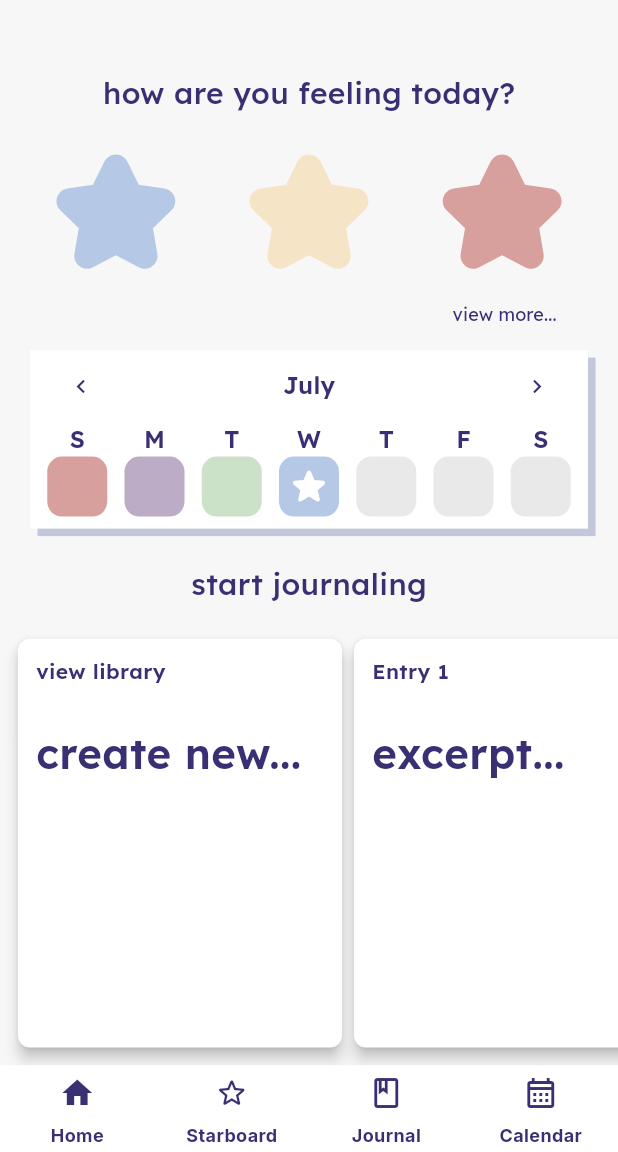
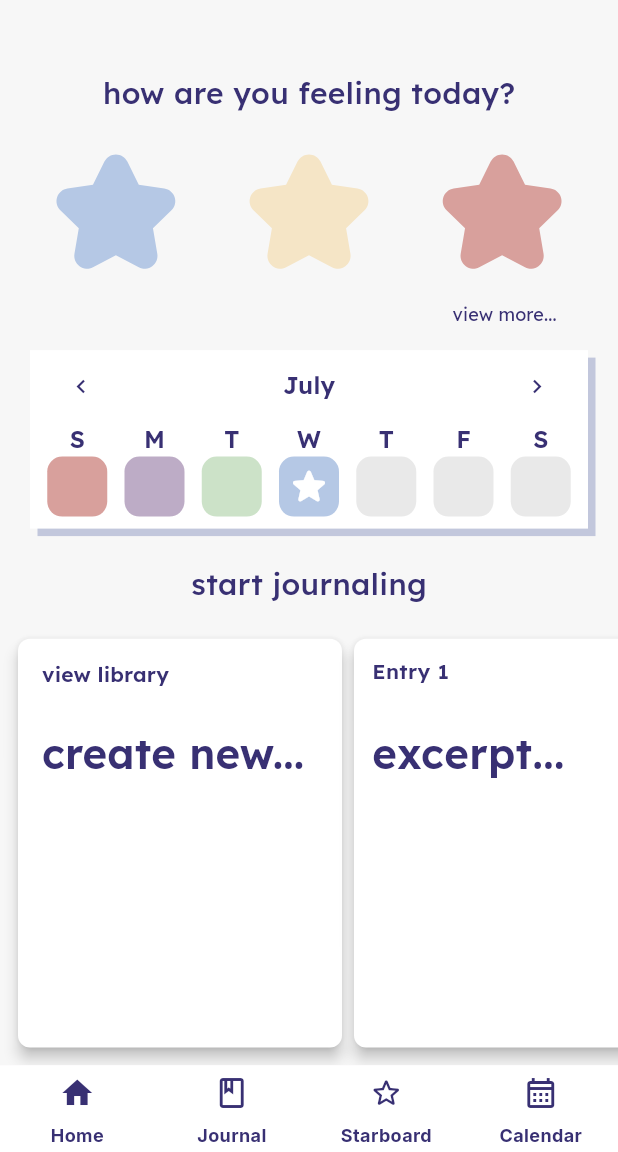
Before and after one commit to SecondSightapp/mobile, a Flutter app: the screen it shows after launch, on a phone screen of 412 x 824 dp, the part 84-1236 px from its top. Run offline on Flutter 3.47's test engine with Material 3 defaults, Android fonts, the phone set to English and light mode, and no system bars; our stand-ins replace google_fonts, google_sign_in; missing offline and left inert: dart:ffi.

Commit message:
Updated navigation and journal popup

```diff
--- a/lib/main.dart
+++ b/lib/main.dart
@@ -1,7 +1,14 @@
+import 'dart:ffi';
+
 import 'package:flutter/material.dart';
+import 'package:google_fonts/google_fonts.dart';
 import 'package:secondsight/src/ui/components/star.dart';
-import 'package:secondsight/src/ui/screens/home.dart';
+import 'package:secondsight/src/ui/screens/homepage.dart';
+import 'package:secondsight/src/ui/screens/journal.dart';
+import 'package:secondsight/src/ui/screens/starboard.dart';
+import 'package:secondsight/src/ui/screens/calendar.dart';
 import 'package:secondsight/src/ui/screens/mood_picker.dart';
+import 'package:secondsight/src/ui/themes/source_colors.dart';
 
 void main() {
   runApp(const MyApp());
@@ -22,7 +29,119 @@ class MyApp extends StatelessWidget {
         colorScheme: ColorScheme.fromSeed(seedColor: const Color.fromRGBO(56, 48, 115, 1)),
       ),
       // making this home for now for testing purposes, will be login page otherwise and should only go to homepage if logged in
-      home: const HomePage(),
+      home: const MainPage(),
     );
   }
 }
+
+class MainPage extends StatefulWidget {
+  const MainPage({super.key});
+
+  @override
+  State<MainPage> createState() => _MainPageState();
+}
+
+class _MainPageState extends State<MainPage> {
+  int _selectedIndex = 0;
+
+  void _onItemTapped(int index) {
+    setState(() {
+      _selectedIndex = index;
+    });
+  }
+
+  final List _pages = <Widget>[
+    const Homepage(),
+    const Journal(),
+    const Starboard(),
+    const Calendar(),
+  ];
+
+  @override
+  Widget build(BuildContext context) {
+    return Scaffold(
+      // app bar with title and buttons for menu and settings
+      appBar: AppBar(
+        title: Center(
+          child: Text(
+            "second sight",
+            style: GoogleFonts.lexend(
+              textStyle: const TextStyle(
+                color: Color.fromRGBO(209, 196, 197, 1),
+                fontSize: 20,
+                fontWeight: FontWeight.w700,
+              ),
+            ),
+          ),
+        ),
+        elevation: 0,
+        backgroundColor: themePurple,
+        leading: IconButton(
+          icon: const Icon(
+            Icons.menu,
+            color: Colors.white,
+          ),
+          onPressed: () {
+            // open the menu
+          },
+        ),
+        actions: [
+          IconButton(
+            icon: const Icon(
+              Icons.settings,
+              color: Colors.white,
+            ),
+            onPressed: () {
+              // open settings
+            }
+          ),
+        ],
+      ),
+      body: _pages[_selectedIndex],
+      // navbar
+
+      bottomNavigationBar: NavigationBarTheme(
+        data: NavigationBarThemeData(
+          indicatorColor: Colors.transparent,
+          backgroundColor: Colors.white,
+          labelTextStyle: WidgetStateProperty.all(
+            GoogleFonts.inter(
+              textStyle: const TextStyle(
+                color: themePurple,
+                fontSize: 12,
+                fontWeight: FontWeight.w700,
+              ),
+            ),
+          ),
+        ),
+        child: NavigationBar(
+          height: MediaQuery.of(context).size.height * 0.07,
+          selectedIndex: _selectedIndex,
+          onDestinationSelected: _onItemTapped,
+          destinations: const <NavigationDestination> [
+            NavigationDestination(
+              icon: Icon(Icons.home_outlined, color: themePurple),
+              selectedIcon: Icon(Icons.home, color: themePurple),
+              label: "Home",
+            ),
+            NavigationDestination(
+              icon: Icon(Icons.book_outlined, color: themePurple),
+              selectedIcon: Icon(Icons.book, color: themePurple),
+              label: "Journal",
+            ),
+            NavigationDestination(
+              icon: Icon(Icons.star_outline_rounded, color: themePurple),
+              selectedIcon: Icon(Icons.star_rounded, color: themePurple),
+              label: "Starboard",
+            ),
+            NavigationDestination(
+              icon: Icon(Icons.calendar_month_outlined, color: themePurple),
+              selectedIcon: Icon(Icons.calendar_month, color: themePurple),
+              label: "Calendar",
+            ),
+          ],
+        ),
+      ),
+    );
+  }
+}
--- a/lib/src/ui/components/journal_card.dart
+++ b/lib/src/ui/components/journal_card.dart
@@ -33,7 +33,7 @@ class _JournalCardState extends State<JournalCard> {
             final result = await showDialog<Map<String, String>>(
               context: context,
               builder: (BuildContext context) {
-                return const JournalPopup();
+                return JournalPopup(title: widget.title, content: widget.content);
               }
             );
 
--- /dev/null
+++ b/lib/src/ui/components/new_journal_card.dart
@@ -0,0 +1,71 @@
+import 'package:flutter/material.dart';
+import 'package:google_fonts/google_fonts.dart';
+import '../themes/source_colors.dart';
+import '../screens/journal.dart';
+
+class NewJournalCard extends StatelessWidget {
+  const NewJournalCard({super.key});
+
+  @override
+  Widget build(BuildContext context) {
+    return SizedBox(
+      width: 224,
+      height: 182,
+      child: Card(
+        color: Colors.white,
+        elevation: 4,
+        shape: RoundedRectangleBorder(
+          borderRadius: BorderRadius.circular(8),
+        ),
+        child: Column(
+          children: [
+            Padding(
+              padding: const EdgeInsets.only(left: 4.0),
+              child: Align(
+                alignment: Alignment.centerLeft,
+                child: TextButton(
+                  onPressed: () {
+                    Navigator.push(
+                      context,
+                      MaterialPageRoute(builder: (context) => const Journal()),
+                    );
+                  },
+                  child: Text(
+                    "view library",
+                    style: GoogleFonts.lexend(
+                      color: themePurple,
+                      fontSize: 14,
+                      fontWeight: FontWeight.w600,
+                    ),
+                  ),
+                ),
+              ),
+            ),
+            Padding(
+              padding: const EdgeInsets.only(left: 4.0),
+              child: Align(
+                alignment: Alignment.centerLeft,
+                child: TextButton(
+                  onPressed: () {
+                    Navigator.push(
+                      context,
+                      MaterialPageRoute(builder: (context) => const Journal()),
+                    );
+                  },
+                  child: Text(
+                    "create new...",
+                    style: GoogleFonts.lexend(
+                      color: themePurple,
+                      fontSize: 28,
+                      fontWeight: FontWeight.w600,
+                    ),
+                  ),
+                ),
+              ),
+            ),
+          ],
+        ),
+      ),
+    );
+  }
+}
--- a/lib/src/ui/components/star.dart
+++ b/lib/src/ui/components/star.dart
@@ -8,11 +8,7 @@ class Star extends StatelessWidget {
 
   @override
   Widget build(BuildContext context) {
-    return InkWell(
-      onTap: () {
-        print('star clicked');
-      },
-      child: Container(
+    return Container(
       width: MediaQuery.of(context).size.width * 0.25,
       height: MediaQuery.of(context).size.height * 0.1,
       decoration: ShapeDecoration(
@@ -22,7 +18,6 @@ class Star extends StatelessWidget {
           pointRounding: 0.5,
         ),
       ),
-      ),
     );
   }
 }
--- a/lib/src/ui/screens/home.dart
+++ b/lib/src/ui/screens/homepage.dart
@@ -1,6 +1,7 @@
 import 'package:flutter/material.dart';
 import 'package:google_fonts/google_fonts.dart';
 import 'package:secondsight/src/ui/components/journal_card.dart';
+import 'package:secondsight/src/ui/components/new_journal_card.dart';
 import 'package:secondsight/src/ui/screens/mood_picker.dart';
 import '../components/navbar.dart';
 import '../themes/source_colors.dart';
@@ -8,19 +9,16 @@ import '../components/star.dart';
 import '../components/calendar_week.dart';
 
 // the list of journal cards
-var journalCards = [
+const journalCards = [
   // keep the first one, use to create new cards
-  JournalCard(
-    title: 'view library',
-    content: 'create new...',
-  ),
+  NewJournalCard(),
   JournalCard(
     title: 'Entry 1',
     content: 'excerpt...',
   ),
   JournalCard(
-    title: 'Entry 2',
-    content: 'excerpt...',
+    title: 'Bee Movie',
+    content: 'According to all known laws of aviation, there is no way a bee should be able to fly. Its wings are too small to get its fat little body off the ground. The bee, of course, flies anyway because bees don\'t care what humans think is impossible. Yellow, black. Yellow, black. Yellow, black. Yellow, black. Ooh, black and yellow! Let\'s shake it up a little. Barry! Breakfast is ready! Coming! Hang on a second. Hello? Barry? Adam? Can you believe this is happening? I can\'t. I\'ll pick you up. Looking sharp. Use the stairs, Your father paid good money for those. Sorry. I\'m excited. Here\'s the graduate. We\'re very proud of you, son. A perfect report card, all B\'s. Very proud. Ma! I got a thing going here. You got lint on your fuzz. Ow! That\'s me! Wave to us! We\'ll be in row 118,000. Bye! Barry, I told you, stop flying in the house! Hey, Adam. Hey, Barry. Is that fuzz gel? A little. Special day, graduation. Never thought I\'d make it. Three days grade school, three days high school. Those were awkward. Three days college. I\'m glad I took a day and hitchhiked around The Hive. You did come back different.',
   ),
   JournalCard(
     title: 'Entry 3',
@@ -31,60 +29,9 @@ var journalCards = [
 Map<String, String> journalData = {};
 
 // home page layout
-class HomePage extends StatelessWidget {
-  const HomePage({super.key});
 
-  @override
-  Widget build(BuildContext context) {
-    return Scaffold(
-      // app bar with title and buttons for menu and settings
-      appBar: AppBar(
-        title: Center(
-          child: Text(
-            "second sight",
-            style: GoogleFonts.lexend(
-              textStyle: const TextStyle(
-                color: Color.fromRGBO(209, 196, 197, 1),
-                fontSize: 20,
-                fontWeight: FontWeight.w700,
-              ),
-            ),
-          ),
-        ),
-        elevation: 0,
-        backgroundColor: themePurple,
-        leading: IconButton(
-          icon: const Icon(
-            Icons.menu,
-            color: Colors.white,
-          ),
-          onPressed: () {
-            // open the menu
-          },
-        ),
-        actions: [
-          IconButton(
-            icon: const Icon(
-              Icons.settings,
-              color: Colors.white,
-            ),
-            onPressed: () {
-              // open settings
-            }
-          ),
-        ],
-      ),
-      body: const HomePageBody(),
-      // navbar
-      bottomNavigationBar: NavBar(
-        selectedIndex: 0,
-      ),
-    );
-  }
-}
-
-class HomePageBody extends StatelessWidget {
-  const HomePageBody({super.key});
+class Homepage extends StatelessWidget {
+  const Homepage({super.key});
 
   @override
   Widget build(BuildContext context) {
--- a/lib/src/ui/screens/mood_picker.dart
+++ b/lib/src/ui/screens/mood_picker.dart
@@ -8,33 +8,33 @@ const stars = [
   Star(color: Color.fromRGBO(181, 200, 229, 1)),
   Star(color: Color.fromRGBO(245, 229, 198, 1)),
   Star(color: Color.fromRGBO(216, 160, 156, 1)),
+  Star(color: Color.fromRGBO(155, 167, 235, 1)),
+  Star(color: Color.fromRGBO(204, 204, 204, 1)),
+  Star(color: Color.fromRGBO(205, 156, 216, 1)),
+  Star(color: Color.fromRGBO(255, 213, 225, 1)),
+  Star(color: Color.fromRGBO(207, 241, 195, 1)),
+  Star(color: Color.fromRGBO(255, 202, 167, 1)),
+  Star(color: Color.fromRGBO(255, 211, 115, 1)),
   Star(color: Color.fromRGBO(181, 200, 229, 1)),
   Star(color: Color.fromRGBO(245, 229, 198, 1)),
   Star(color: Color.fromRGBO(216, 160, 156, 1)),
+  Star(color: Color.fromRGBO(155, 167, 235, 1)),
+  Star(color: Color.fromRGBO(204, 204, 204, 1)),
+  Star(color: Color.fromRGBO(205, 156, 216, 1)),
+  Star(color: Color.fromRGBO(255, 213, 225, 1)),
+  Star(color: Color.fromRGBO(207, 241, 195, 1)),
+  Star(color: Color.fromRGBO(255, 202, 167, 1)),
+  Star(color: Color.fromRGBO(255, 211, 115, 1)),
   Star(color: Color.fromRGBO(181, 200, 229, 1)),
   Star(color: Color.fromRGBO(245, 229, 198, 1)),
   Star(color: Color.fromRGBO(216, 160, 156, 1)),
-  Star(color: Color.fromRGBO(181, 200, 229, 1)),
-  Star(color: Color.fromRGBO(245, 229, 198, 1)),
-  Star(color: Color.fromRGBO(216, 160, 156, 1)),
-  Star(color: Color.fromRGBO(181, 200, 229, 1)),
-  Star(color: Color.fromRGBO(245, 229, 198, 1)),
-  Star(color: Color.fromRGBO(216, 160, 156, 1)),
-  Star(color: Color.fromRGBO(181, 200, 229, 1)),
-  Star(color: Color.fromRGBO(245, 229, 198, 1)),
-  Star(color: Color.fromRGBO(216, 160, 156, 1)),
-  Star(color: Color.fromRGBO(181, 200, 229, 1)),
-  Star(color: Color.fromRGBO(245, 229, 198, 1)),
-  Star(color: Color.fromRGBO(216, 160, 156, 1)),
-  Star(color: Color.fromRGBO(181, 200, 229, 1)),
-  Star(color: Color.fromRGBO(245, 229, 198, 1)),
-  Star(color: Color.fromRGBO(216, 160, 156, 1)),
-  Star(color: Color.fromRGBO(181, 200, 229, 1)),
-  Star(color: Color.fromRGBO(245, 229, 198, 1)),
-  Star(color: Color.fromRGBO(216, 160, 156, 1)),
-  Star(color: Color.fromRGBO(181, 200, 229, 1)),
-  Star(color: Color.fromRGBO(245, 229, 198, 1)),
-  Star(color: Color.fromRGBO(216, 160, 156, 1)),
+  Star(color: Color.fromRGBO(155, 167, 235, 1)),
+  Star(color: Color.fromRGBO(204, 204, 204, 1)),
+  Star(color: Color.fromRGBO(205, 156, 216, 1)),
+  Star(color: Color.fromRGBO(255, 213, 225, 1)),
+  Star(color: Color.fromRGBO(207, 241, 195, 1)),
+  Star(color: Color.fromRGBO(255, 202, 167, 1)),
+  Star(color: Color.fromRGBO(255, 211, 115, 1)),
 ];
 
 class MoodPicker extends StatelessWidget {
--- a/pubspec.yaml
+++ b/pubspec.yaml
@@ -37,6 +37,7 @@ dependencies:
   # Use with the CupertinoIcons class for iOS style icons.
   cupertino_icons: ^1.0.6
   google_sign_in: ^6.2.1
+  table_calendar: ^3.1.2
 
 dev_dependencies:
   flutter_test:
```
Also changed, not shown: lib/src/ui/components/journal_popup.dart (+38 -61 lines), lib/src/ui/screens/calendar.dart (added, +16 -0 lines), lib/src/ui/screens/journal.dart (added, +16 -0 lines), lib/src/ui/screens/starboard.dart (added, +16 -0 lines), pubspec.lock, 1 other file. Lines whose indentation alone changed are shown as unchanged.
